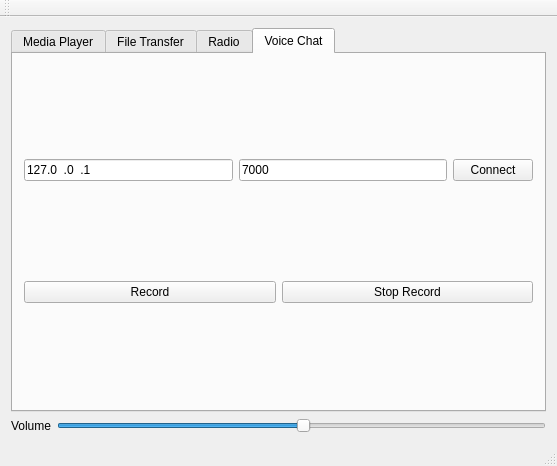
Above: ComAudioClient/mainwindow.ui from CarsonRoscoe/WirelessAudio before the change. Below: the same form after it.
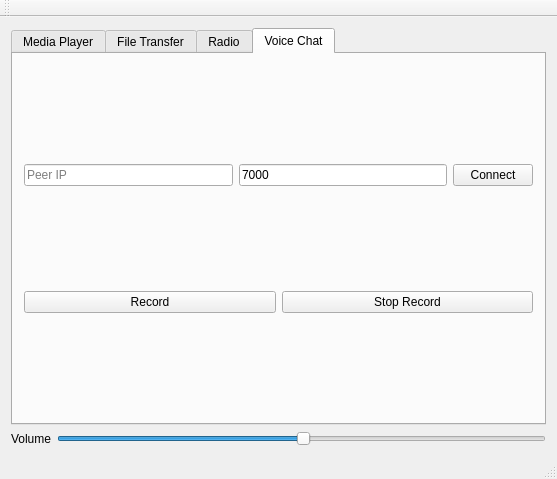
That is the form after the change. The open tabs and pages were chosen to show the change.

What changed in the file:
```diff
--- a/ComAudioClient/mainwindow.ui
+++ b/ComAudioClient/mainwindow.ui
@@ -7,7 +7,7 @@
     <x>0</x>
     <y>0</y>
     <width>557</width>
-    <height>466</height>
+    <height>479</height>
    </rect>
   </property>
   <property name="windowTitle">
@@ -267,11 +267,8 @@
        <layout class="QGridLayout" name="gridLayout_4">
         <item row="0" column="0">
          <widget class="QLineEdit" name="peerVoiceIp">
-          <property name="inputMask">
-           <string>000.000.000.000</string>
-          </property>
           <property name="text">
-           <string>127.0.0.1</string>
+           <string/>
           </property>
           <property name="placeholderText">
            <string>Peer IP</string>
```
Left out of the diff: 12 changed lines with no effect on the pictures.
